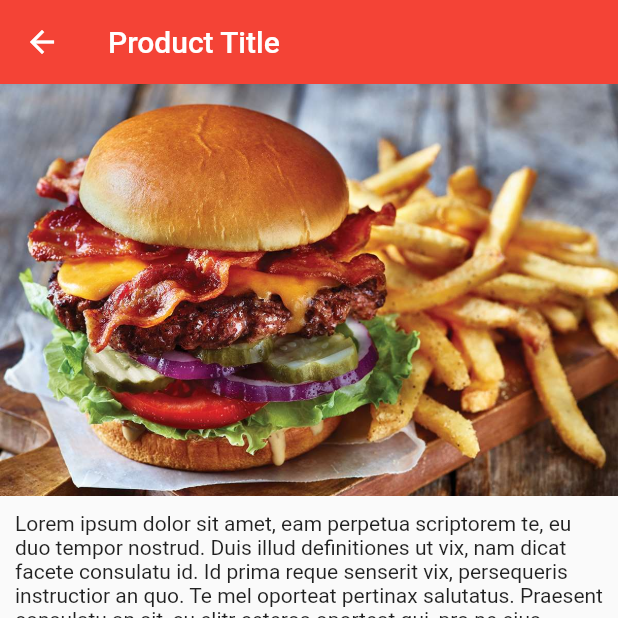
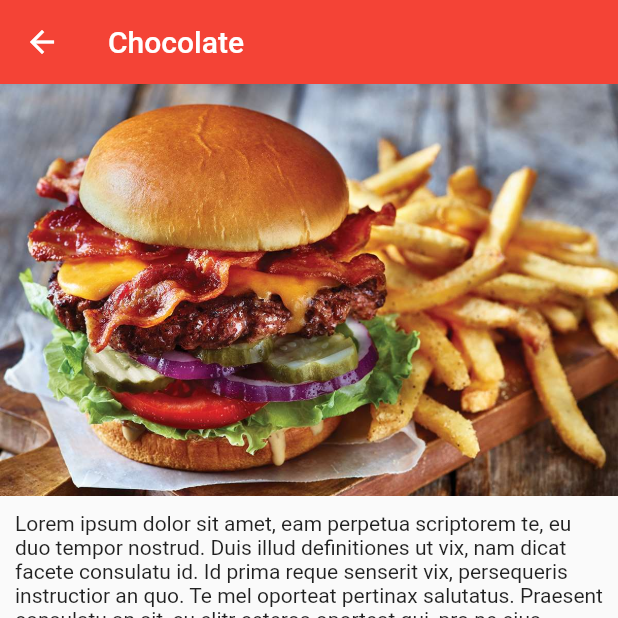
Before and after one commit to blugo1/fluttercourse, a Flutter app: the HomePage screen opened directly, after a tap on "Add Product", after a tap on "Details", on a phone screen of 412 x 824 dp, the top half of it. Run offline on Flutter 3.47's test engine with Material 2 defaults, Android fonts, the phone set to English and light mode, and no system bars.

Commit message:
Updated to some classes and added an event login page

```diff
--- a/lib/main.dart
+++ b/lib/main.dart
@@ -1,6 +1,6 @@
 import 'package:flutter/material.dart';
 
-import './pages/home_page.dart';
+import './pages/auth_page.dart';
 
 
 void main() => runApp(MyApp());
@@ -13,7 +13,7 @@ class MyApp extends StatelessWidget {
           brightness: Brightness.light,
           primarySwatch: Colors.red,
           accentColor: Colors.redAccent),
-      home: HomePage(),
+      home: AuthPage(),
     );
   }
 }
--- a/lib/pages/product_page.dart
+++ b/lib/pages/event_page.dart
@@ -1,17 +1,28 @@
 import 'package:flutter/material.dart';
+import 'dart:async';
 
-class ProductPage extends StatelessWidget {
+class EventPage extends StatelessWidget {
+
+  final String title;
+  final String imageURL;
+
+  EventPage(this.title, this.imageURL);
+
   @override
   Widget build(BuildContext context) {
-    return Scaffold(
+    return WillPopScope(onWillPop: (){
+      print("Back button pressed");
+      Navigator.pop(context, false);
+      return Future.value(false);
+    },child: Scaffold(
         appBar: AppBar(
           elevation: 0.0,
-          title: Text("Product Title"),
+          title: Text(title),
         ),
         body: Column(
           crossAxisAlignment: CrossAxisAlignment.center,
           children: <Widget>[
-            Image.asset('assets/food.jpg'),
+            Image.asset(imageURL),
             Container(
               padding: EdgeInsets.all(10.0),
               child: Text("Lorem ipsum dolor sit amet, eam perpetua scriptorem te, eu duo tempor nostrud. Duis illud definitiones ut vix, nam dicat facete consulatu id. Id prima reque senserit vix, persequeris instructior an quo. Te mel oporteat pertinax salutatus. Praesent consulatu an sit, cu elitr ceteros oporteat qui, pro ne eius soluta."),
@@ -21,9 +32,9 @@ class ProductPage extends StatelessWidget {
                 child: RaisedButton(
                   color: Theme.of(context).accentColor,
                   child: Text("Back"),
-                  onPressed: () => Navigator.pop(context),
+                  onPressed: () => Navigator.pop(context, true),
                 ))
           ],
-        ));
+        )));
   }
 }
--- a/lib/product_control.dart
+++ b/lib/product_control.dart
@@ -11,7 +11,7 @@ class ProductControl extends StatelessWidget {
     return  RaisedButton(
             color: Theme.of(context).primaryColor,
             onPressed: () {
-              addProduct("Sweets");
+              addProduct({"title": "Chocolate", "image": "assets/food.jpg"});
             },
             child: Text("Add Product", style: TextStyle(color: Colors.white)),
           );
--- a/lib/product_manager.dart
+++ b/lib/product_manager.dart
@@ -4,7 +4,7 @@ import './products.dart';
 import './product_control.dart';
 
 class ProductManager extends StatefulWidget {
-  final String startingProduct;
+  final Map<String, String> startingProduct;
 
   ProductManager({this.startingProduct});
 
@@ -15,7 +15,7 @@ class ProductManager extends StatefulWidget {
 }
 
 class _ProductManagerState extends State<ProductManager> {
-  final List<String> _products = [];
+  final List<Map<String, String>> _products = [];
 
   @override
   void initState() {
@@ -30,9 +30,15 @@ class _ProductManagerState extends State<ProductManager> {
     super.didUpdateWidget(oldWidget);
   }
 
-  void _addProducts(String product) {
+  void _addProduct(Map<String, String> product) {
     setState(() {
       _products.add(product);
+    });
+  }
+
+  void _deleteProduct(int index){
+    setState(() {
+      _products.removeAt(index);
     });
   }
 
@@ -42,9 +48,9 @@ class _ProductManagerState extends State<ProductManager> {
       children: [
         Container(
           margin: EdgeInsets.all(10.0),
-          child: ProductControl(_addProducts),
+          child: ProductControl(_addProduct),
         ),
-        Expanded(child:Products(_products))
+        Expanded(child:Products(_products, deleteProduct: _deleteProduct))
       ],
     );
   }
--- a/lib/products.dart
+++ b/lib/products.dart
@@ -1,30 +1,36 @@
 import 'package:flutter/material.dart';
 
-import './pages/product_page.dart';
+import './pages/event_page.dart';
 
 class Products extends StatelessWidget {
-  final List<String> products;
+  final List<Map<String, String>> products;
+  final Function deleteProduct;
 
   //Constructor
-  Products([this.products = const []]);
+  Products(this.products, {this.deleteProduct});
 
   Widget _buildProductItem(BuildContext context, int index) {
     return Card(
       child: Column(
         children: <Widget>[
-          Image.asset('assets/food.jpg', fit: BoxFit.fill),
-          Text(products[index]),
+          Image.asset(products[index]['image']),
+          Text(products[index]['title']),
           ButtonBar(
             alignment: MainAxisAlignment.center,
             children: <Widget>[
               FlatButton(
                 child: Text('Details'),
-                onPressed: () => Navigator.push(
+                onPressed: () => Navigator.push<bool>(
                       context,
                       MaterialPageRoute(
-                        builder: (BuildContext context) => ProductPage(),
+                        builder: (BuildContext context) => EventPage(
+                            products[index]['title'], products[index]['image']),
                       ),
-                    ),
+                    ).then((bool value) {
+                      if (value) {
+                        deleteProduct(index);
+                      }
+                    }),
               )
             ],
           )
```
Also changed, not shown: lib/pages/auth_page.dart (added, +18 -0 lines), lib/pages/events_page.dart (renamed from lib/pages/home_page.dart).
